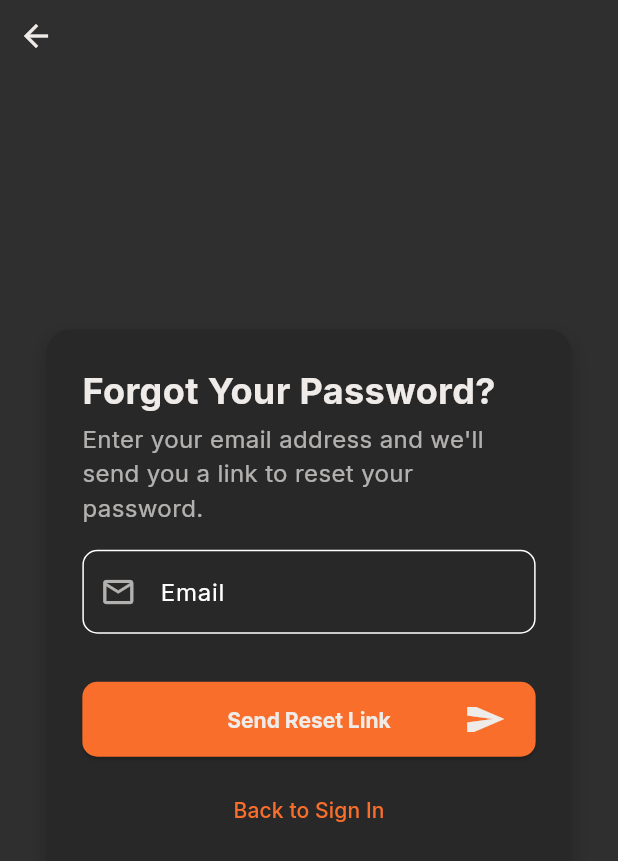
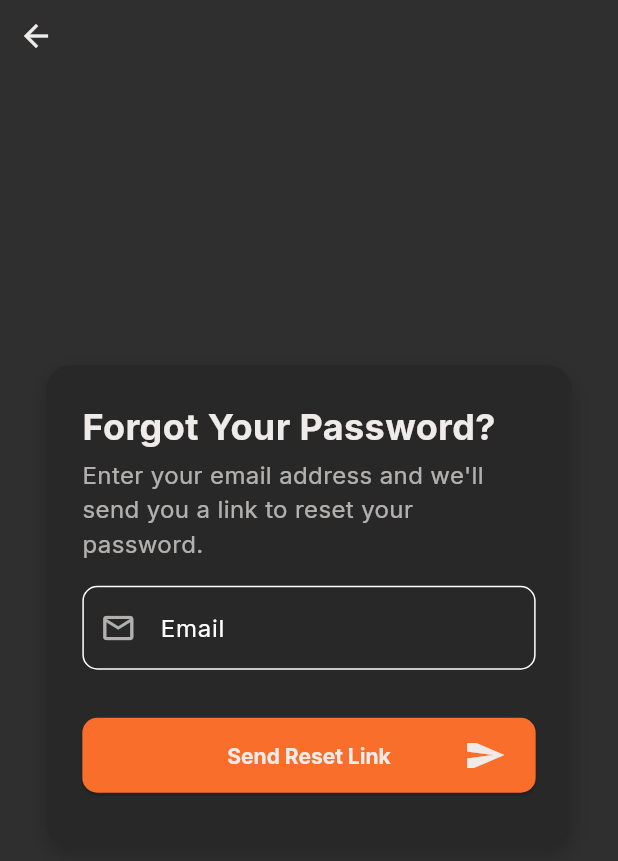
Before and after one commit to Adrian-Piwin/FitXP, a Flutter app: the screen it shows after launch, after a tap on "Forgot Password?", on a phone screen of 412 x 824 dp. Shown: the top 861 px of the screen. Run offline on Flutter 3.47's test engine with Material 3 defaults, Android fonts, the phone set to English and light mode, and no system bars; our stand-ins replace cloud_firestore, firebase_auth, firebase_core, fl_chart, flutter_dotenv, font_awesome_flutter and 7 more; missing offline and left inert: health, superwallkit_flutter; accounts and stored records are empty; generated files the repository leaves out were written again.

Commit message:
Clean up signin screens

```diff
--- a/lib/pages/auth/custom_sign_in_screen.dart
+++ b/lib/pages/auth/custom_sign_in_screen.dart
@@ -126,7 +126,7 @@ class _CustomSignInScreenState extends State<CustomSignInScreen> {
                 children: [
                   // App Logo/Title Section
                   Padding(
-                    padding: const EdgeInsets.only(bottom: PaddingSizes.xlarge * 2),
+                    padding: const EdgeInsets.only(bottom: PaddingSizes.xlarge * 2, top: PaddingSizes.xlarge),
                     child: Column(
                       children: [
                         Text(
@@ -153,7 +153,7 @@ class _CustomSignInScreenState extends State<CustomSignInScreen> {
                   // Main Form Card
                   Container(
                     width: formWidth,
-                    padding: EdgeInsets.all(screenSize.width > 600 ? PaddingSizes.xlarge * 1.5 : PaddingSizes.large),
+                    padding: EdgeInsets.all(screenSize.width > 600 ? PaddingSizes.xlarge * 1.5 : PaddingSizes.xlarge),
                     margin: const EdgeInsets.symmetric(horizontal: PaddingSizes.medium),
                     decoration: BoxDecoration(
                       color: CoreColors.foregroundColor,
@@ -169,25 +169,6 @@ class _CustomSignInScreenState extends State<CustomSignInScreen> {
                     child: Column(
                       crossAxisAlignment: CrossAxisAlignment.start,
                       children: [
-                        // Welcome Text
-                        Text(
-                          _isRegistering ? 'Create Account' : 'Welcome back',
-                          style: TextStyle(
-                            fontSize: 24,
-                            fontWeight: FontWeight.bold,
-                            color: CoreColors.textColor,
-                          ),
-                        ),
-                        const SizedBox(height: GapSizes.small),
-                        Text(
-                          _isRegistering
-                              ? 'Please fill in your details to register'
-                              : 'Please sign in to continue',
-                          style: TextStyle(
-                            color: CoreColors.textColor.withOpacity(0.7),
-                            fontSize: 16,
-                          ),
-                        ),
                         const SizedBox(height: PaddingSizes.xlarge),
 
                         // Error Message
@@ -383,7 +364,7 @@ class _CustomSignInScreenState extends State<CustomSignInScreen> {
                         // Toggle Register/Sign In
                         Center(
                           child: Padding(
-                            padding: const EdgeInsets.only(bottom: PaddingSizes.xlarge),
+                            padding: const EdgeInsets.only(bottom: 0),
                             child: Row(
                               mainAxisAlignment: MainAxisAlignment.center,
                               children: [
@@ -433,17 +414,17 @@ class _CustomSignInScreenState extends State<CustomSignInScreen> {
                   // Terms Text - Positioned below the form card
                   Padding(
                     padding: EdgeInsets.only(
-                      top: PaddingSizes.xlarge,
+                      top: PaddingSizes.xxxlarge,
                       bottom: PaddingSizes.xlarge,
-                      left: PaddingSizes.medium,
-                      right: PaddingSizes.medium,
+                      left: PaddingSizes.xxxlarge,
+                      right: PaddingSizes.xxxlarge,
                     ),
                     child: Text(
                       'By continuing, you agree to our Terms of Service and Privacy Policy',
                       textAlign: TextAlign.center,
                       style: TextStyle(
                         color: CoreColors.textColor.withOpacity(0.5),
-                        fontSize: screenSize.width > 600 ? 12 : 10,
+                        fontSize: 12,
                       ),
                     ),
                   ),
--- a/lib/pages/auth/forgot_password_screen.dart
+++ b/lib/pages/auth/forgot_password_screen.dart
@@ -232,20 +232,6 @@ class _ForgotPasswordScreenState extends State<ForgotPasswordScreen> {
                           backgroundColor: CoreColors.coreOrange,
                         ),
                         const SizedBox(height: PaddingSizes.large),
-
-                        // Back to Sign In
-                        Center(
-                          child: TextButton(
-                            onPressed: () {
-                              Navigator.of(context).pop();
-                            },
-                            style: TextButton.styleFrom(
-                              foregroundColor: CoreColors.coreOrange,
-                              backgroundColor: Colors.transparent,
-                            ),
-                            child: const Text('Back to Sign In'),
-                          ),
-                        ),
                       ],
                     ),
                   ),
```
